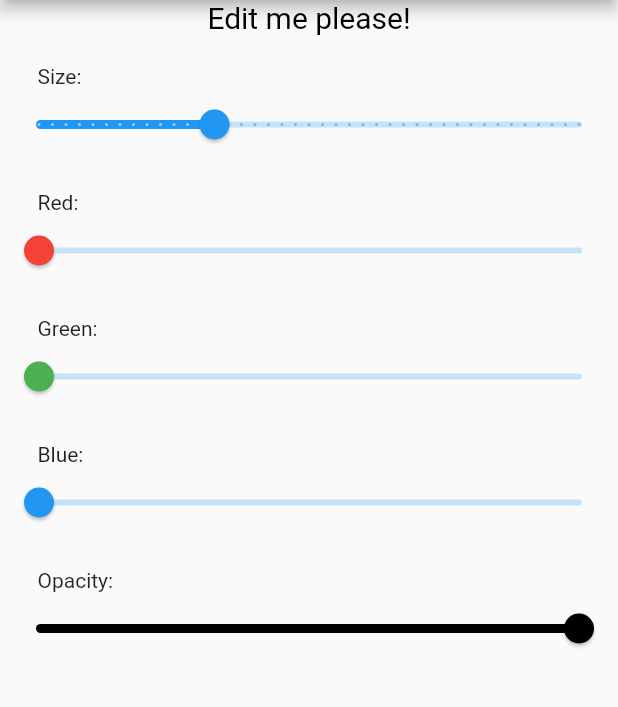
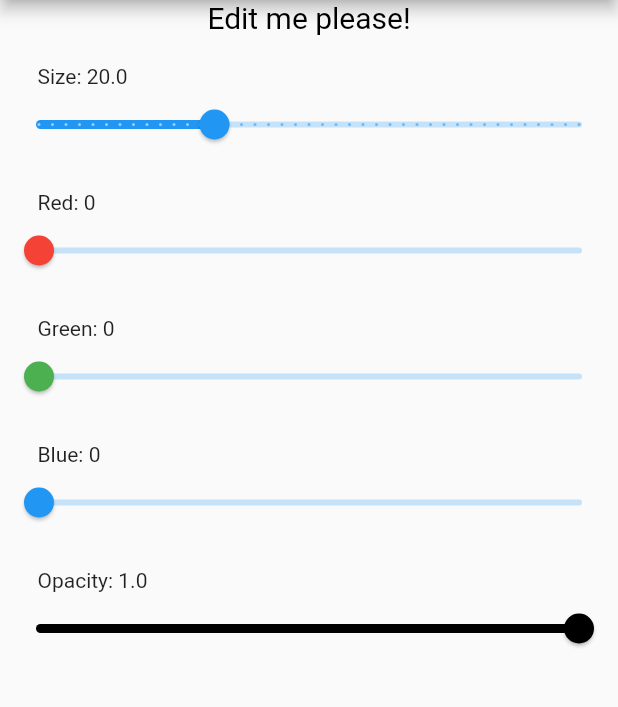
Before and after one commit to tek4fun/FlutterSample, a Flutter app: the TextEditViewSample screen opened directly, on a phone screen of 412 x 824 dp, the part 84-791 px from its top. Run offline on Flutter 3.47's test engine with Material 2 defaults, Android fonts, the phone set to English and light mode, and no system bars.

```diff
--- /dev/null
+++ b/progress_bar/lib/event/text_view_event.dart
@@ -0,0 +1,26 @@
+abstract class TextViewEvent {}
+
+class ChangeTextSize extends TextViewEvent {
+  ChangeTextSize(this.size);
+  final double size;
+}
+
+class ChangeTextColorRed extends TextViewEvent {
+  ChangeTextColorRed(this.red);
+  final int red;
+}
+
+class ChangeTextColorGreen extends TextViewEvent {
+  ChangeTextColorGreen(this.green);
+  final int green;
+}
+
+class ChangeTextColorBlue extends TextViewEvent {
+  ChangeTextColorBlue(this.blue);
+  final int blue;
+}
+
+class ChangeTextOpacity extends TextViewEvent {
+  ChangeTextOpacity(this.opacity);
+  final double opacity;
+}
--- a/progress_bar/lib/textView.dart
+++ b/progress_bar/lib/page/textView.dart
@@ -1,4 +1,7 @@
 import 'package:flutter/material.dart';
+import 'package:progress_bar/bloc/text_view_bloc.dart';
+import 'package:progress_bar/state/text_view_state.dart';
+import 'package:progress_bar/event/text_view_event.dart';
 
 class TextEditViewSample extends StatefulWidget {
   TextEditViewSample({Key key}) : super(key: key);
@@ -8,11 +11,7 @@ class TextEditViewSample extends StatefulWidget {
 }
 
 class _TextEditViewSampleState extends State<TextEditViewSample> {
-  double _currentSlidervalue = 20.0;
-  int _red = 0;
-  int _green = 0;
-  int _blue = 0;
-  double _opacity = 1.0;
+  final bloc = TextViewBloc();
 
   @override
   Widget build(BuildContext context) {
@@ -20,31 +19,43 @@ class _TextEditViewSampleState extends State<TextEditViewSample> {
       appBar: AppBar(
         title: Text('Text Editor Sample'),
       ),
-      body: getBody(),
+      body: bodyWithStream(),
     );
   }
 
-  getBody() {
+  Widget bodyWithStream() {
+    return StreamBuilder(
+      initialData: bloc.state,
+      stream: bloc.stateController.stream,
+      builder: (BuildContext context, AsyncSnapshot<TextViewState> snapshot) {
+        return getBody(snapshot.data);
+      },
+    );
+  }
+
+//Todos
+  getBody(TextViewState data) {
     return Container(
       child: Column(
         children: [
-          showText(),
+          showText(data),
           //Size
           Padding(
               padding: EdgeInsets.fromLTRB(25, 20, 20, 0),
               child: SizedBox(
                 width: double.infinity,
-                child: Text('Size:'),
+                child: Text('Size: ${data.size}'),
               )),
           Slider(
-            value: _currentSlidervalue,
+            value: data.size,
             min: 10.0,
             max: 40.0,
             divisions: 40,
             onChanged: (double value) {
-              setState(() {
-                _currentSlidervalue = value;
-              });
+              // setState(() {
+              //   _currentSlidervalue = value;
+              // });
+              bloc.eventController.sink.add(ChangeTextSize(value));
             },
           ),
           //Red
@@ -52,18 +63,19 @@ class _TextEditViewSampleState extends State<TextEditViewSample> {
               padding: EdgeInsets.fromLTRB(25, 20, 20, 0),
               child: SizedBox(
                 width: double.infinity,
-                child: Text('Red:'),
+                child: Text('Red: ${data.red}'),
               )),
           Slider(
-            value: _red.toDouble(),
+            value: data.red.toDouble(),
             activeColor: Colors.red,
             min: 0,
             max: 255,
             divisions: 255,
             onChanged: (double value) {
-              setState(() {
-                _red = value.toInt();
-              });
+              // setState(() {
+              //   _red = value.toInt();
+              // });
+              bloc.eventController.sink.add(ChangeTextColorRed(value.toInt()));
             },
           ),
           //Green
@@ -71,18 +83,20 @@ class _TextEditViewSampleState extends State<TextEditViewSample> {
               padding: EdgeInsets.fromLTRB(25, 20, 20, 0),
               child: SizedBox(
                 width: double.infinity,
-                child: Text('Green:'),
+                child: Text('Green: ${data.green}'),
               )),
           Slider(
-            value: _green.toDouble(),
+            value: data.green.toDouble(),
             activeColor: Colors.green,
             min: 0,
             max: 255,
             divisions: 255,
             onChanged: (double value) {
-              setState(() {
-                _green = value.toInt();
-              });
+              // setState(() {
+              //   _green = value.toInt();
+              // });
+              bloc.eventController.sink
+                  .add(ChangeTextColorGreen(value.toInt()));
             },
           ),
           //Blue
@@ -90,18 +104,19 @@ class _TextEditViewSampleState extends State<TextEditViewSample> {
               padding: EdgeInsets.fromLTRB(25, 20, 20, 0),
               child: SizedBox(
                 width: double.infinity,
-                child: Text('Blue:'),
+                child: Text('Blue: ${data.blue}'),
               )),
           Slider(
-            value: _blue.toDouble(),
+            value: data.blue.toDouble(),
             activeColor: Colors.blue,
             min: 0,
             max: 255,
             divisions: 255,
             onChanged: (double value) {
-              setState(() {
-                _blue = value.toInt();
-              });
+              // setState(() {
+              //   _blue = value.toInt();
+              // });
+              bloc.eventController.sink.add(ChangeTextColorBlue(value.toInt()));
             },
           ),
           //Opacity
@@ -109,18 +124,19 @@ class _TextEditViewSampleState extends State<TextEditViewSample> {
               padding: EdgeInsets.fromLTRB(25, 20, 20, 0),
               child: SizedBox(
                 width: double.infinity,
-                child: Text('Opacity:'),
+                child: Text('Opacity: ${data.opacity}'),
               )),
           Slider(
-            value: _opacity.toDouble(),
+            value: data.opacity,
             activeColor: Colors.black,
             min: 0,
             max: 1,
             divisions: 100,
             onChanged: (double value) {
-              setState(() {
-                _opacity = value;
-              });
+              // setState(() {
+              //   _opacity = value;
+              // });
+              bloc.eventController.sink.add(ChangeTextOpacity(value));
             },
           ),
         ],
@@ -128,15 +144,16 @@ class _TextEditViewSampleState extends State<TextEditViewSample> {
     );
   }
 
-  showText() {
+  showText(TextViewState data) {
     return Text(
       'Edit me please!',
       style: TextStyle(
-        fontSize: _currentSlidervalue,
-        color: getColor(),
+        fontSize: data.size,
+        color: getColor(data),
       ),
     );
   }
 
-  Color getColor() => Color.fromRGBO(_red, _green, _blue, _opacity);
+  Color getColor(TextViewState data) =>
+      Color.fromRGBO(data.red, data.green, data.blue, data.opacity);
 }
--- /dev/null
+++ b/progress_bar/lib/state/main_state.dart
@@ -0,0 +1,4 @@
+class MainState {
+  MainState(this.widgets);
+  final List<String> widgets;
+}
--- /dev/null
+++ b/progress_bar/lib/state/text_view_state.dart
@@ -0,0 +1,8 @@
+class TextViewState {
+  TextViewState(this.size, this.red, this.green, this.blue, this.opacity);
+  final double size;
+  final int red;
+  final int green;
+  final int blue;
+  final double opacity;
+}
--- a/progress_bar/pubspec.yaml
+++ b/progress_bar/pubspec.yaml
@@ -21,7 +21,8 @@ environment:
   sdk: ">=2.7.0 <3.0.0"
 
 dependencies:
-  http: ^0.13.0
+  flutter_bloc: ^6.1.3
+  http: 0.13.0
   flutter:
     sdk: flutter
 
```
Also changed, not shown: progress_bar/lib/bloc/main_bloc.dart (added, +27 -0 lines), progress_bar/lib/bloc/text_view_bloc.dart (added, +39 -0 lines), progress_bar/lib/event/main_event.dart (added, +10 -0 lines), progress_bar/lib/page/main.dart (renamed from progress_bar/lib/main.dart, +56 -24 lines), progress_bar/lib/page/drawView.dart (renamed from progress_bar/lib/drawView.dart), progress_bar/lib/page/imageView.dart (renamed from progress_bar/lib/imageView.dart), progress_bar/lib/page/listView.dart (renamed from progress_bar/lib/listView.dart), progress_bar/pubspec.lock, 1 other file.
